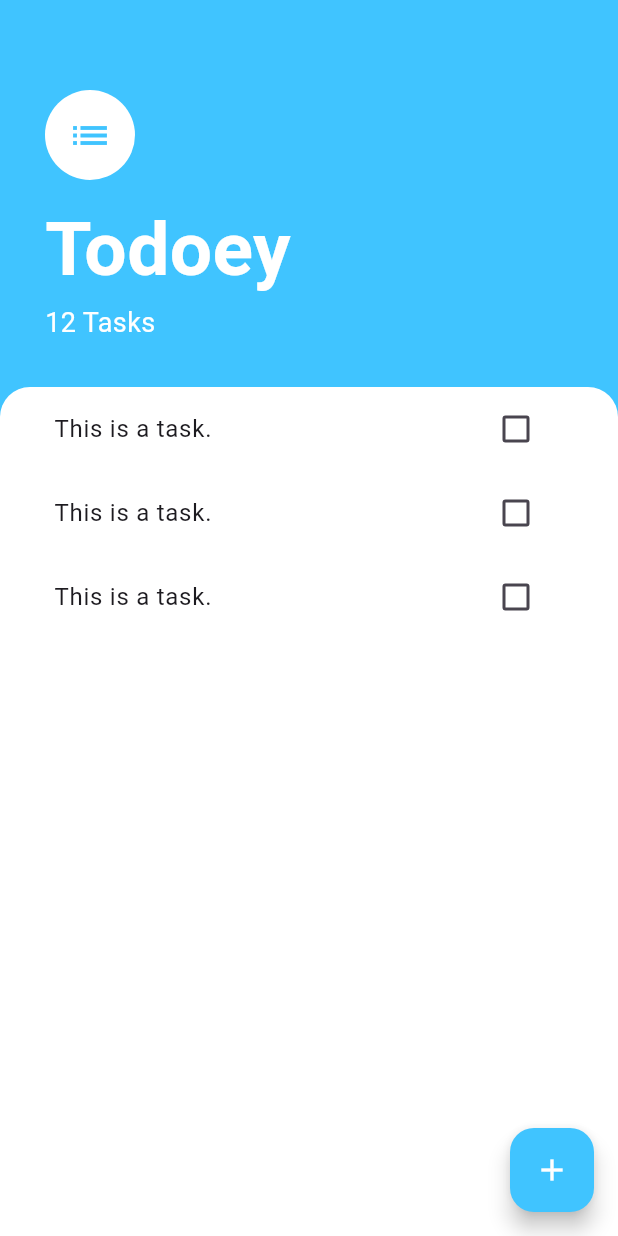
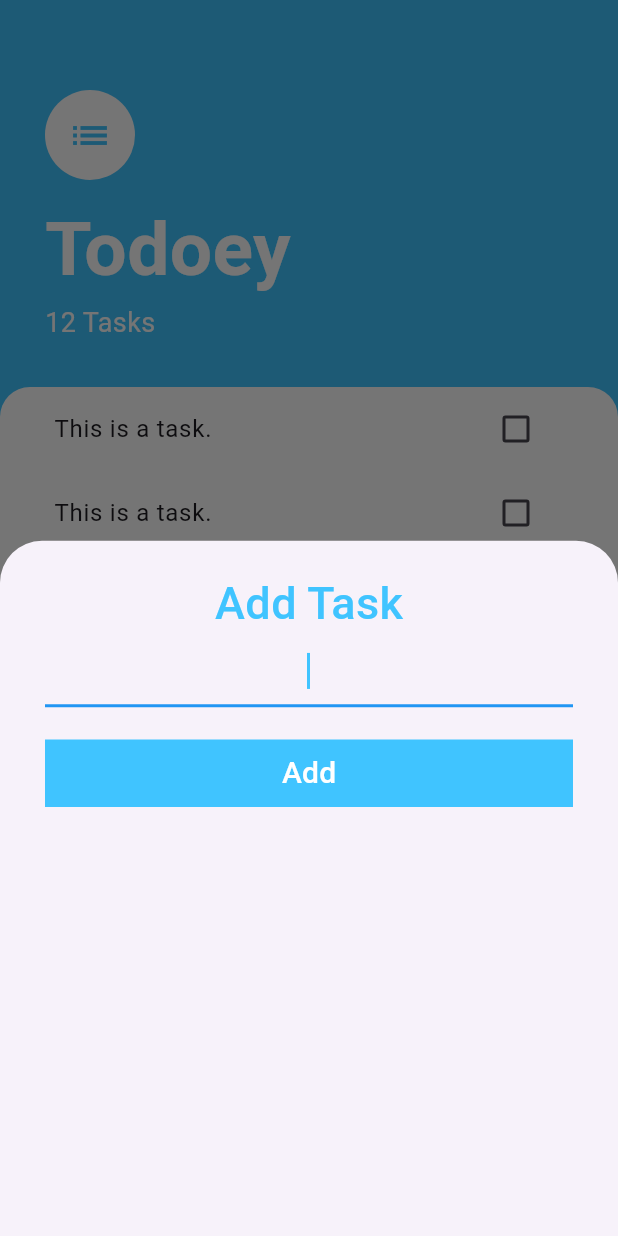
Before and after one commit to deepakjangra913/todoey_flutter, a Flutter app: the screen it shows after launch, after a tap on the "add" icon, on a phone screen of 412 x 824 dp. Run offline on Flutter 3.47's test engine with Material 3 defaults, Android fonts, the phone set to English and light mode, and no system bars.

Commit message:
Created design for Add Task bottom sheet

```diff
--- /dev/null
+++ b/lib/screens/add_task_screen.dart
@@ -0,0 +1,60 @@
+import 'package:flutter/material.dart';
+
+class AddTaskScreen extends StatelessWidget {
+  @override
+  Widget build(BuildContext context) {
+    return Container(
+      child: Center(
+        child: Padding(
+          padding: const EdgeInsets.symmetric(vertical: 20.0, horizontal: 30.0),
+          child: Column(
+            children: [
+              Text(
+                'Add Task',
+                style: TextStyle(
+                  fontSize: 30.0,
+                  color: Colors.lightBlueAccent,
+                  fontWeight: FontWeight.w500,
+                ),
+              ),
+
+              TextField(
+                maxLines: 1,
+                textAlign: TextAlign.center,
+                autofocus: true,
+                cursorColor: Colors.lightBlueAccent,
+                decoration: InputDecoration(
+                  enabledBorder: UnderlineInputBorder(
+                    borderSide: BorderSide(color: Colors.lightBlueAccent),
+                  ),
+                  focusedBorder: UnderlineInputBorder(
+                    borderSide: BorderSide(color: Colors.blue, width: 2),
+                  ),
+                ),
+              ),
+
+              SizedBox(height: 20.0),
+
+              Container(
+                width: double.infinity,
+                child: TextButton(
+                  onPressed: () {},
+                  style: TextButton.styleFrom(
+                    shape: RoundedRectangleBorder(
+                      borderRadius: BorderRadiusGeometry.circular(0.0),
+                    ),
+                    backgroundColor: Colors.lightBlueAccent,
+                  ),
+                  child: Text(
+                    'Add',
+                    style: TextStyle(fontSize: 20.0, color: Colors.white),
+                  ),
+                ),
+              ),
+            ],
+          ),
+        ),
+      ),
+    );
+  }
+}
--- a/lib/screens/tasks_screen.dart
+++ b/lib/screens/tasks_screen.dart
@@ -1,4 +1,5 @@
 import 'package:flutter/material.dart';
+import 'package:todoey_flutter/screens/add_task_screen.dart';
 
 import '../widgets/tasks_list.dart';
 
@@ -12,7 +13,9 @@ class TasksScreen extends StatelessWidget {
       floatingActionButton: FloatingActionButton(
         backgroundColor: Colors.lightBlueAccent,
         child: Icon(Icons.add, color: Colors.white),
-        onPressed: () {},
+        onPressed: () {
+          showModalBottomSheet(context: context, builder: (context) => AddTaskScreen());
+        },
       ),
       body: Column(
         crossAxisAlignment: CrossAxisAlignment.start,
```
